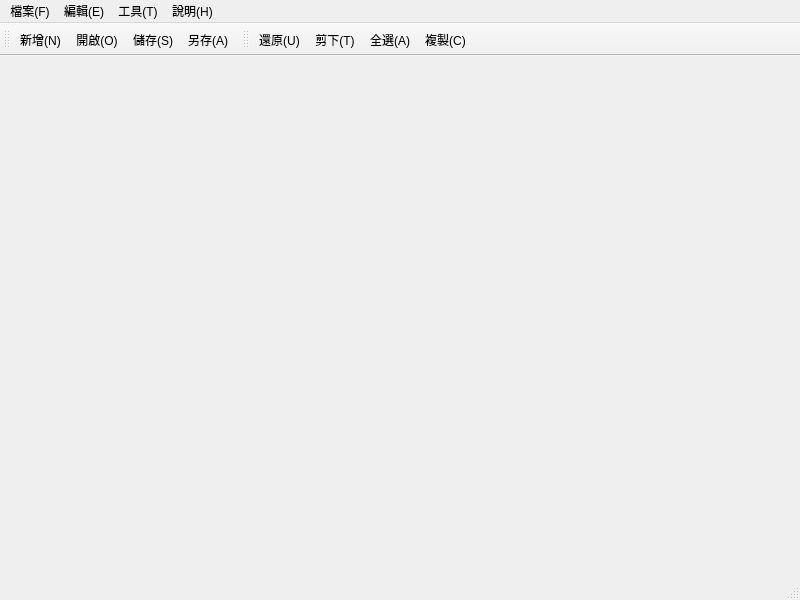
Above: designwindow/mianwindow.ui from 41343101/DesignWindow before the change. Below: the same form after it.
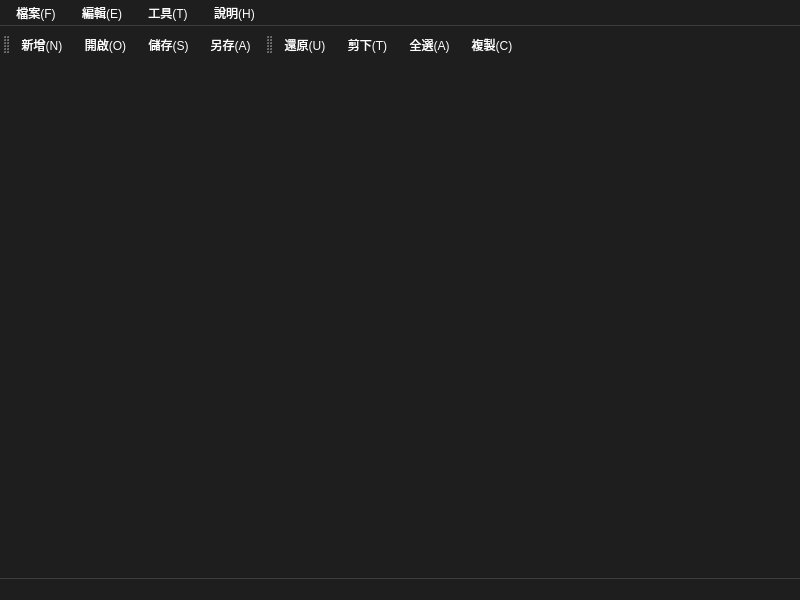
That is the form after the change.

Commit message: Add dark theme stylesheet to UI file (mianwindow.ui)

Diff of the .ui file:
```diff
--- a/designwindow/mianwindow.ui
+++ b/designwindow/mianwindow.ui
@@ -13,6 +13,93 @@
   <property name="windowTitle">
    <string>MainWindow</string>
   </property>
+  <property name="styleSheet">
+   <string notr="true">
+QMainWindow {
+    background-color: #1e1e1e;
+    color: #ffffff;
+}
+
+QMenuBar {
+    background-color: #2d2d2d;
+    color: #ffffff;
+    border-bottom: 1px solid #3d3d3d;
+}
+
+QMenuBar::item {
+    background-color: transparent;
+    padding: 4px 10px;
+}
+
+QMenuBar::item:selected {
+    background-color: #3d3d3d;
+}
+
+QMenuBar::item:pressed {
+    background-color: #505050;
+}
+
+QMenu {
+    background-color: #2d2d2d;
+    color: #ffffff;
+    border: 1px solid #3d3d3d;
+}
+
+QMenu::item {
+    padding: 5px 30px 5px 20px;
+}
+
+QMenu::item:selected {
+    background-color: #3d3d3d;
+}
+
+QMenu::separator {
+    height: 1px;
+    background-color: #3d3d3d;
+    margin: 5px 0px;
+}
+
+QToolBar {
+    background-color: #2d2d2d;
+    border: none;
+    spacing: 3px;
+    padding: 3px;
+}
+
+QToolBar::separator {
+    background-color: #3d3d3d;
+    width: 1px;
+    margin: 3px;
+}
+
+QToolButton {
+    background-color: transparent;
+    color: #ffffff;
+    border: none;
+    padding: 5px;
+    border-radius: 3px;
+}
+
+QToolButton:hover {
+    background-color: #3d3d3d;
+}
+
+QToolButton:pressed {
+    background-color: #505050;
+}
+
+QStatusBar {
+    background-color: #2d2d2d;
+    color: #ffffff;
+    border-top: 1px solid #3d3d3d;
+}
+
+QWidget {
+    background-color: #1e1e1e;
+    color: #ffffff;
+}
+   </string>
+  </property>
   <widget class="QWidget" name="centralwidget"/>
   <widget class="QMenuBar" name="menubar">
    <property name="geometry">
```
